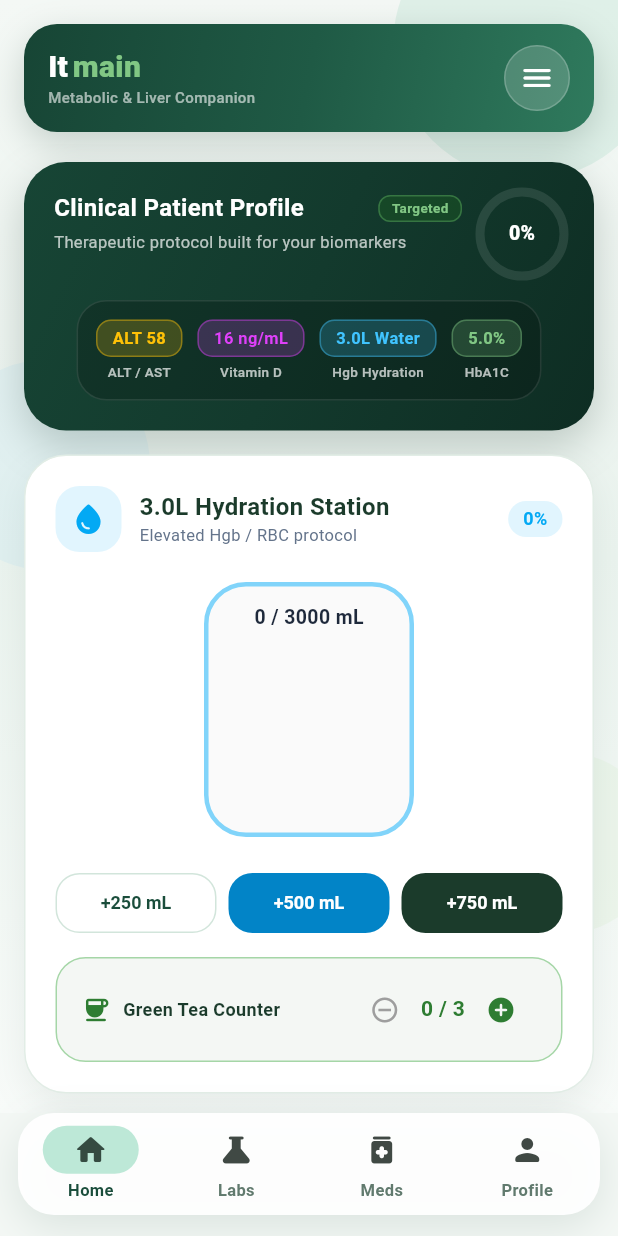
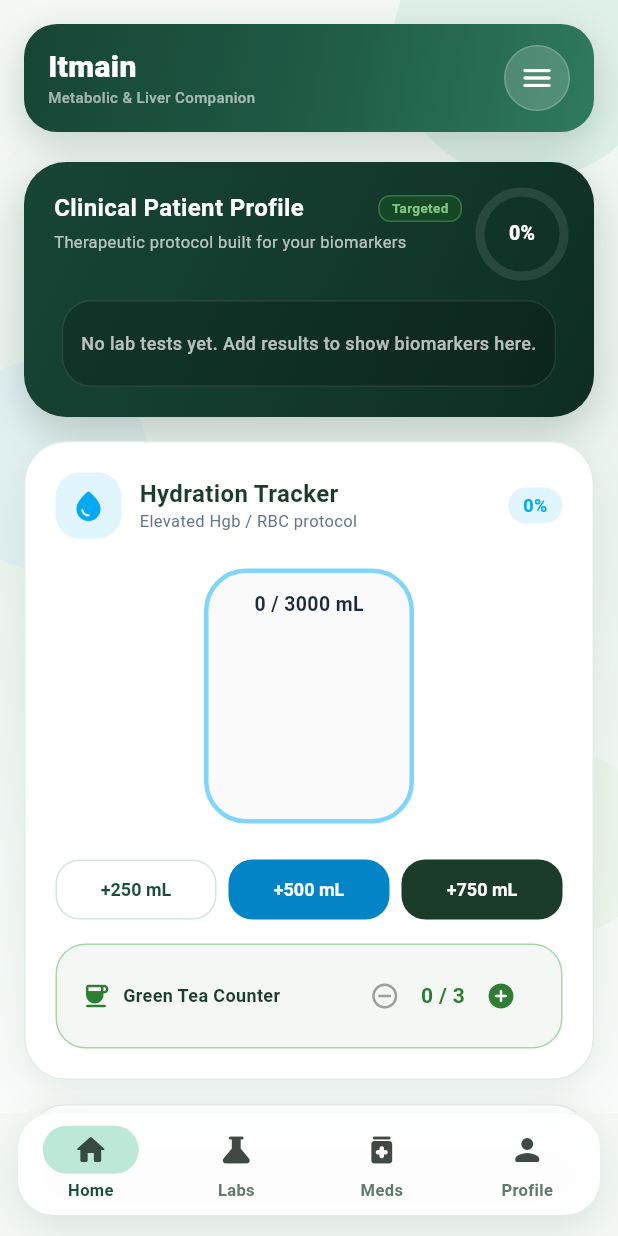
Before and after one commit to stabriro/hepatovita_app, a Flutter app: the MainDashboardScreen screen opened directly with empty values, on a phone screen of 412 x 824 dp. Run offline on Flutter 3.47's test engine with Material 3 defaults, Android fonts, the phone set to English and light mode, and no system bars; our stand-ins replace file_picker, flutter_local_notifications, image_picker, local_auth, pdf, share_plus and 4 more; missing offline and left inert: cryptography, google_mlkit_barcode_scanning, google_mlkit_text_recognition; accounts and stored records are empty; Roboto replaces fonts that are missing (Outfit, Plus Jakarta Sans).

Commit message:
feat: add localization support for dashboard and overview components

```diff
--- a/lib/features/dashboard/presentation/views/dashboard_shell_widgets.dart
+++ b/lib/features/dashboard/presentation/views/dashboard_shell_widgets.dart
@@ -1,6 +1,8 @@
 import 'dart:math' as math;
 
 import 'package:flutter/material.dart';
+
+import '../../../../l10n/app_localizations.dart';
 
 class DashboardHeader extends StatelessWidget {
   final bool isAr;
@@ -14,6 +16,7 @@ class DashboardHeader extends StatelessWidget {
 
   @override
   Widget build(BuildContext context) {
+    final l10n = AppLocalizations.of(context);
     return Container(
       margin: const EdgeInsets.fromLTRB(16, 16, 16, 8),
       padding: const EdgeInsets.symmetric(horizontal: 16, vertical: 14),
@@ -45,7 +48,7 @@ class DashboardHeader extends StatelessWidget {
                   children: [
                     Flexible(
                       child: Text(
-                        isAr ? 'اطمئن' : 'It',
+                        l10n.tr('app_title'),
                         overflow: TextOverflow.ellipsis,
                         textAlign: isAr ? TextAlign.right : TextAlign.left,
                         style: TextStyle(
@@ -56,26 +59,10 @@ class DashboardHeader extends StatelessWidget {
                         ),
                       ),
                     ),
-                    if (!isAr) ...[
-                      const SizedBox(width: 3),
-                      Flexible(
-                        child: Text(
-                          'main',
-                          overflow: TextOverflow.ellipsis,
-                          textAlign: TextAlign.left,
-                          style: TextStyle(
-                            fontFamily: isAr ? 'Cairo' : 'Outfit',
-                            fontWeight: FontWeight.w900,
-                            fontSize: 20,
-                            color: const Color(0xFF81C784),
-                          ),
-                        ),
-                      ),
-                    ],
                   ],
                 ),
                 Text(
-                  isAr ? 'رفيقك الصحي والسريري الكبدي' : 'Metabolic & Liver Companion',
+                  l10n.tr('dashboard_header_subtitle'),
                   overflow: TextOverflow.ellipsis,
                   textAlign: isAr ? TextAlign.right : TextAlign.left,
                   style: const TextStyle(color: Colors.white60, fontSize: 10, fontWeight: FontWeight.w500),
@@ -93,7 +80,7 @@ class DashboardHeader extends StatelessWidget {
               border: Border.all(color: Colors.white.withValues(alpha: 0.20)),
             ),
             child: IconButton(
-              tooltip: isAr ? 'القائمة' : 'Menu',
+              tooltip: l10n.tr('menu'),
               onPressed: onMenuPressed,
               icon: const Icon(Icons.menu_rounded, color: Colors.white),
             ),
@@ -107,15 +94,20 @@ class DashboardHeader extends StatelessWidget {
 class DashboardHeroScoreCard extends StatelessWidget {
   final int score;
   final bool isAr;
+  final List<DashboardHeroBiomarkerTag> biomarkerTags;
+  final String emptyBiomarkerText;
 
   const DashboardHeroScoreCard({
     super.key,
     required this.score,
     required this.isAr,
+    required this.biomarkerTags,
+    required this.emptyBiomarkerText,
   });
 
   @override
   Widget build(BuildContext context) {
+    final l10n = AppLocalizations.of(context);
     return Container(
       padding: const EdgeInsets.all(20),
       decoration: BoxDecoration(
@@ -140,7 +132,7 @@ class DashboardHeroScoreCard extends StatelessWidget {
               final isCompact = constraints.maxWidth < 320;
 
               final titleText = Text(
-                isAr ? 'الملف الصحي والسريري للمريض' : 'Clinical Patient Profile',
+                l10n.tr('dashboard_profile_title'),
                 maxLines: isCompact ? 3 : 2,
                 overflow: TextOverflow.ellipsis,
                 style: const TextStyle(color: Colors.white, fontSize: 16, fontWeight: FontWeight.bold),
@@ -154,7 +146,7 @@ class DashboardHeroScoreCard extends StatelessWidget {
                   border: Border.all(color: Colors.green.shade400.withValues(alpha: 0.4)),
                 ),
                 child: Text(
-                  isAr ? 'مخصص' : 'Targeted',
+                  l10n.tr('dashboard_targeted_badge'),
                   style: const TextStyle(color: Color(0xFF81C784), fontSize: 9, fontWeight: FontWeight.bold),
                 ),
               );
@@ -212,7 +204,7 @@ class DashboardHeroScoreCard extends StatelessWidget {
                           ),
                         const SizedBox(height: 4),
                         Text(
-                          isAr ? 'أهداف علاجية مخصصة بناءً على نتائج تحاليلك' : 'Therapeutic protocol built for your biomarkers',
+                          l10n.tr('dashboard_profile_subtitle'),
                           style: const TextStyle(color: Colors.white70, fontSize: 11),
                         ),
                       ],
@@ -232,22 +224,50 @@ class DashboardHeroScoreCard extends StatelessWidget {
               borderRadius: BorderRadius.circular(20),
               border: Border.all(color: Colors.white10),
             ),
-            child: Wrap(
-              alignment: WrapAlignment.center,
-              spacing: 10,
-              runSpacing: 8,
-              children: [
-                _PillarTag(value: 'ALT 58', label: isAr ? 'إنزيم الكبد' : 'ALT / AST', color: Colors.amber),
-                _PillarTag(value: '16 ng/mL', label: isAr ? 'فيتامين د' : 'Vitamin D', color: Colors.purpleAccent),
-                _PillarTag(value: '3.0L Water', label: isAr ? 'ترطيب Hgb' : 'Hgb Hydration', color: Colors.lightBlueAccent),
-                _PillarTag(value: '5.0%', label: isAr ? 'التراكمي' : 'HbA1C', color: const Color(0xFF81C784)),
-              ],
-            ),
+            child: biomarkerTags.isEmpty
+                ? Padding(
+                    padding: const EdgeInsets.symmetric(vertical: 8),
+                    child: Text(
+                      emptyBiomarkerText,
+                      textAlign: TextAlign.center,
+                      style: const TextStyle(
+                        color: Colors.white70,
+                        fontSize: 12,
+                        fontWeight: FontWeight.w500,
+                      ),
+                    ),
+                  )
+                : Wrap(
+                    alignment: WrapAlignment.center,
+                    spacing: 10,
+                    runSpacing: 8,
+                    children: biomarkerTags
+                        .map(
+                          (tag) => _PillarTag(
+                            value: tag.value,
+                            label: tag.label,
+                            color: tag.color,
+                          ),
+                        )
+                        .toList(),
+                  ),
           ),
         ],
       ),
     );
   }
+}
+
+class DashboardHeroBiomarkerTag {
+  final String value;
+  final String label;
+  final Color color;
+
+  const DashboardHeroBiomarkerTag({
+    required this.value,
+    required this.label,
+    required this.color,
+  });
 }
 
 class DashboardSegmentedTabBar extends StatelessWidget {
@@ -264,6 +284,7 @@ class DashboardSegmentedTabBar extends StatelessWidget {
 
   @override
   Widget build(BuildContext context) {
+    final l10n = AppLocalizations.of(context);
     return Container(
       padding: const EdgeInsets.all(4),
       decoration: BoxDecoration(
@@ -276,25 +297,25 @@ class DashboardSegmentedTabBar extends StatelessWidget {
         child: Row(
           children: [
             _TabSegment(
-              title: isAr ? 'الرئيسية والمتتبعات' : 'Dashboard',
+              title: l10n.tr('dashboard_tab_overview'),
               icon: Icons.dashboard_rounded,
               active: currentTabIndex == 0,
               onTap: () => onTabSelected(0),
             ),
             _TabSegment(
-              title: isAr ? 'مُحلل الوجبات' : 'Meal Analyzer',
+              title: l10n.tr('dashboard_tab_meal_analyzer'),
               icon: Icons.restaurant_rounded,
               active: currentTabIndex == 1,
               onTap: () => onTabSelected(1),
             ),
             _TabSegment(
-              title: isAr ? 'الفحوصات' : 'Biomarkers',
+              title: l10n.tr('dashboard_tab_biomarkers'),
               icon: Icons.science_rounded,
               active: currentTabIndex == 2,
               onTap: () => onTabSelected(2),
             ),
             _TabSegment(
-              title: isAr ? 'الدليل الطبي' : 'Guidance',
+              title: l10n.tr('dashboard_tab_guidance'),
               icon: Icons.menu_book_rounded,
               active: currentTabIndex == 3,
               onTap: () => onTabSelected(3),
--- a/lib/features/dashboard/presentation/views/overview_tab_view.dart
+++ b/lib/features/dashboard/presentation/views/overview_tab_view.dart
@@ -89,7 +89,7 @@ class OverviewTabView extends StatelessWidget {
                             crossAxisAlignment: CrossAxisAlignment.start,
                             children: [
                               Text(
-                                isAr ? 'مُتتبع شُرب الماء (3.0 لتر)' : '3.0L Hydration Station',
+                                isAr ? 'مُتتبع شُرب الماء' : 'Hydration Tracker',
                                 maxLines: 1,
                                 overflow: TextOverflow.ellipsis,
                                 style: const TextStyle(fontWeight: FontWeight.bold, fontSize: 16, color: Color(0xFF1B3B2B)),
@@ -281,11 +281,11 @@ class OverviewTabView extends StatelessWidget {
               ),
               const SizedBox(height: 12),
               _CheckTile(
-                title: isAr ? 'مكمل فيتامين د3 (5,000 وحدة)' : 'Vitamin D3 Supplement (5,000 IU)',
-                subtitle: isAr ? 'تناوله مع وجبة تحتوي على دهون صحية' : 'Take with fat-containing meal',
+                title: isAr ? 'مكمل فيتامين د3' : 'Vitamin D3 Supplement',
+                subtitle: isAr ? 'تناوله حسب وصف الطبيب ومع وجبة مناسبة' : 'Take as prescribed with an appropriate meal',
                 value: chkVitD,
                 onChanged: onChkVitDChanged,
-                tag: 'Vit D 16',
+                tag: 'Vit D',
                 tagColor: Colors.purple,
               ),
               _CheckTile(
--- a/lib/l10n/app_localizations.dart
+++ b/lib/l10n/app_localizations.dart
@@ -126,6 +126,15 @@ class AppLocalizations {
       'add_lab_manual': 'Manual Entry',
       'lab_image_no_text': 'No clear text was detected in the selected image.',
       'lab_image_parse_failed': 'Could not extract lab data automatically. You can still enter it manually.',
+      'menu': 'Menu',
+      'dashboard_header_subtitle': 'Metabolic & Liver Companion',
+      'dashboard_profile_title': 'Clinical Patient Profile',
+      'dashboard_targeted_badge': 'Targeted',
+      'dashboard_profile_subtitle': 'Therapeutic protocol built for your biomarkers',
+      'dashboard_tab_overview': 'Dashboard',
+      'dashboard_tab_meal_analyzer': 'Meal Analyzer',
+      'dashboard_tab_biomarkers': 'Biomarkers',
+      'dashboard_tab_guidance': 'Guidance',
     },
     'ar': {
       'app_title': 'اطمئن',
@@ -228,6 +237,15 @@ class AppLocalizations {
       'add_lab_manual': 'إدخال يدوي',
       'lab_image_no_text': 'لم يتم اكتشاف نص واضح في الصورة المختارة.',
       'lab_image_parse_failed': 'تعذر استخراج بيانات الفحص تلقائيا. يمكنك المتابعة بالإدخال اليدوي.',
+      'menu': 'القائمة',
+      'dashboard_header_subtitle': 'رفيقك الصحي والسريري الكبدي',
+      'dashboard_profile_title': 'الملف الصحي والسريري للمريض',
+      'dashboard_targeted_badge': 'مخصص',
+      'dashboard_profile_subtitle': 'أهداف علاجية مخصصة بناءً على نتائج تحاليلك',
+      'dashboard_tab_overview': 'الرئيسية والمتتبعات',
+      'dashboard_tab_meal_analyzer': 'مُحلل الوجبات',
+      'dashboard_tab_biomarkers': 'الفحوصات',
+      'dashboard_tab_guidance': 'الدليل الطبي',
     },
   };
 
--- a/lib/main.dart
+++ b/lib/main.dart
@@ -3230,10 +3230,104 @@ class _MainDashboardScreenState extends State<MainDashboardScreen> {
   }
 
   Widget _buildModernHeroScoreCard(int score, bool isAr) {
+    final biomarkerTags = _buildHeroBiomarkerTags(isAr);
     return DashboardHeroScoreCard(
       score: score,
       isAr: isAr,
-    );
+      biomarkerTags: biomarkerTags,
+      emptyBiomarkerText: isAr
+          ? 'لا توجد تحاليل بعد. أضف نتائجك لإظهار المؤشرات الحيوية هنا.'
+          : 'No lab tests yet. Add results to show biomarkers here.',
+    );
+  }
+
+  List<DashboardHeroBiomarkerTag> _buildHeroBiomarkerTags(bool isAr) {
+    final tags = <DashboardHeroBiomarkerTag>[];
+
+    final liverLab = _findLatestLabByAliases(<String>['alt', 'sgpt', 'ast', 'sgot']);
+    if (liverLab != null) {
+      tags.add(
+        DashboardHeroBiomarkerTag(
+          value: _formatLabValue(liverLab),
+          label: isAr ? 'إنزيم الكبد' : 'ALT / AST',
+          color: Colors.amber,
+        ),
+      );
+    }
+
+    final vitaminDLab = _findLatestLabByAliases(<String>['vitamin d', '25-oh', '25 oh', 'd3']);
+    if (vitaminDLab != null) {
+      tags.add(
+        DashboardHeroBiomarkerTag(
+          value: _formatLabValue(vitaminDLab),
+          label: isAr ? 'فيتامين د' : 'Vitamin D',
+          color: Colors.purpleAccent,
+        ),
+      );
+    }
+
+    final hemoglobinLab = _findLatestLabByAliases(<String>['hemoglobin', 'hgb']);
+    if (hemoglobinLab != null) {
+      tags.add(
+        DashboardHeroBiomarkerTag(
+          value: _formatLabValue(hemoglobinLab),
+          label: isAr ? 'الهيموجلوبين' : 'Hemoglobin',
+          color: Colors.lightBlueAccent,
+        ),
+      );
+    }
+
+    final hba1cLab = _findLatestLabByAliases(<String>['hba1c', 'a1c']);
+    if (hba1cLab != null) {
+      tags.add(
+        DashboardHeroBiomarkerTag(
+          value: _formatLabValue(hba1cLab),
+          label: isAr ? 'التراكمي' : 'HbA1C',
+          color: const Color(0xFF81C784),
+        ),
+      );
+    }
+
+    return tags;
+  }
+
+  LabEntry? _findLatestLabByAliases(List<String> aliases) {
+    if (_labs.isEmpty) {
+      return null;
+    }
+
+    final targetKeys = aliases
+        .map((alias) => LabEntryFlowController.canonicalMetricKey(alias))
+        .toSet();
+
+    final matched = _labs.where((lab) {
+      final key = LabEntryFlowController.canonicalMetricKey(lab.metric);
+      return targetKeys.contains(key);
+    }).toList();
+
+    if (matched.isEmpty) {
+      return null;
+    }
+
+    matched.sort((a, b) {
+      final aDate = _parseLabDate(a.date) ?? DateTime.fromMillisecondsSinceEpoch(0);
+      final bDate = _parseLabDate(b.date) ?? DateTime.fromMillisecondsSinceEpoch(0);
+      return bDate.compareTo(aDate);
+    });
+
+    return matched.first;
+  }
+
+  String _formatLabValue(LabEntry lab) {
+    final value = lab.value;
+    final valueText = value == value.roundToDouble()
+        ? value.toStringAsFixed(0)
+        : value.toStringAsFixed(1);
+    final unit = lab.unit.trim();
+    if (unit.isEmpty) {
+      return valueText;
+    }
+    return '$valueText $unit';
   }
 
   void _goToTab(int index) {
```
